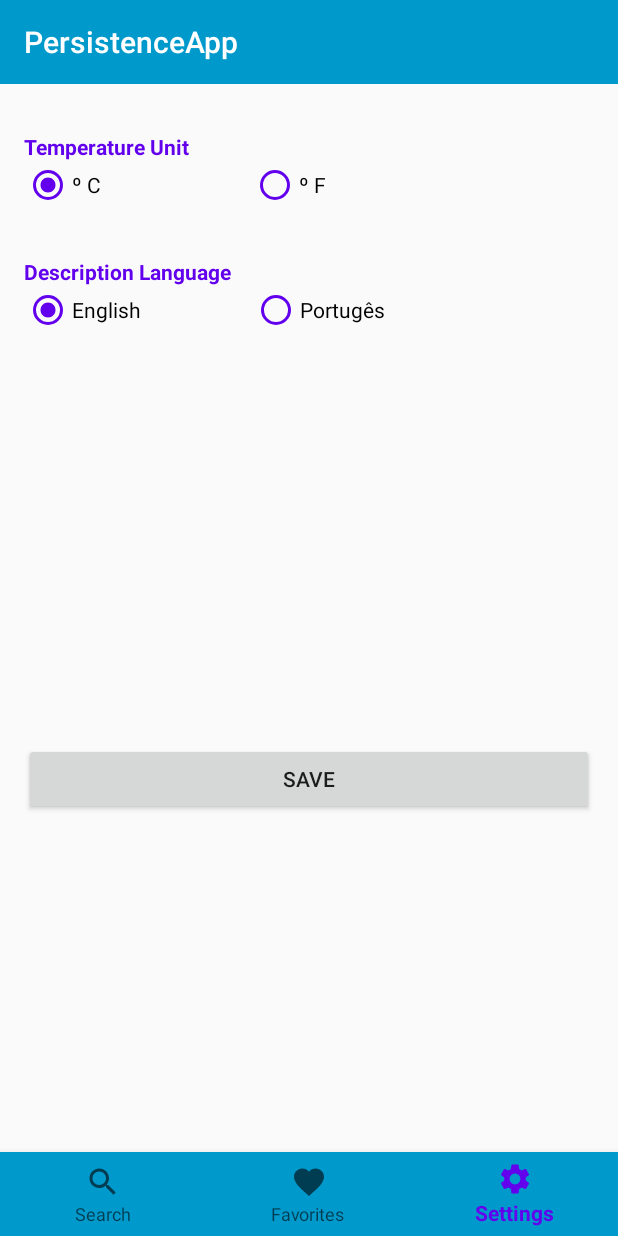
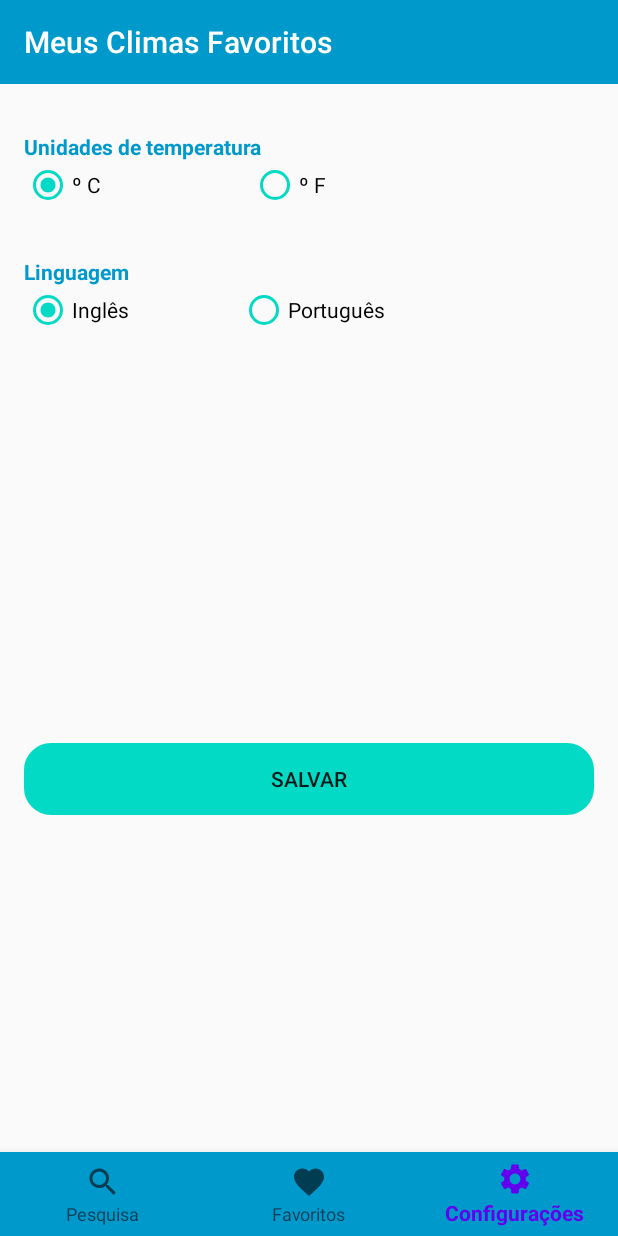
Before and after one commit to renatac/ExercisePersistenceAndNetwork, an Android app: the SettingsFragment screen opened through its navigation route, on a phone screen of 412 x 824 dp. Run offline under Robolectric (Android 15) with nearby library versions, the phone set to English and light mode, and no system bars; our stand-ins replace Room's generated code, navigation-ui; pictures from the network do not load.

Commit message:
Modifications 7

```diff
--- a/app/src/main/java/com/example/persistenceapp/ui/activities/MainActivity.kt
+++ b/app/src/main/java/com/example/persistenceapp/ui/activities/MainActivity.kt
@@ -13,7 +13,6 @@ class MainActivity : BaseActivity() {
 
     companion object {
         const val MODEL_ELEMENT = "MODEL_ELEMENT"
-        const val SAVED_ELEMENTS_LIST = "SAVED_ELEMENTS_LIST"
         const val TYPED_CITY = "TYPED_CITY"
     }
 
--- a/app/src/main/java/com/example/persistenceapp/ui/fragments/SearchFragment.kt
+++ b/app/src/main/java/com/example/persistenceapp/ui/fragments/SearchFragment.kt
@@ -9,7 +9,6 @@ import android.os.Build
 import android.os.Bundle
 import android.text.Editable
 import android.text.TextWatcher
-import android.util.Log
 import android.view.LayoutInflater
 import android.view.View
 import android.view.ViewGroup
@@ -36,7 +35,7 @@ import retrofit2.Response
 
 class SearchFragment : Fragment(), View.OnClickListener, TextWatcher {
 
-    private lateinit var prefs : SharedPreferences
+    private lateinit var prefs: SharedPreferences
     private var typedCity = ""
 
     private lateinit var searchAdapter: SearchAdapter
@@ -44,6 +43,8 @@ class SearchFragment : Fragment(), View.OnClickListener, TextWatcher {
 
     private var db: MyWeatherAppDatabase? = null
     private lateinit var list: MutableList<CitySearchDatabase>
+
+    private var isRecreated: Boolean = false
 
     override fun onCreateView(
         inflater: LayoutInflater,
@@ -57,6 +58,9 @@ class SearchFragment : Fragment(), View.OnClickListener, TextWatcher {
 
     override fun onViewCreated(view: View, savedInstanceState: Bundle?) {
         super.onViewCreated(view, savedInstanceState)
+
+        isRecreated = true
+        et_search.addTextChangedListener(this)
 
         //context é o contexto da activity e applicationContext é o contexto da aplicação
         prefs = view.context.getSharedPreferences("my_search_prefs", Context.MODE_PRIVATE)
@@ -102,24 +106,12 @@ class SearchFragment : Fragment(), View.OnClickListener, TextWatcher {
             (recyclerView.adapter as SearchAdapter).addItems(elements)
             recyclerView.layoutManager = LinearLayoutManager(context)
         }
-
-//        if (savedInstanceState != null && savedInstanceState.getParcelableArrayList<Element>(SAVED_ELEMENTS_LIST) != null) {
-//            elements = savedInstanceState
-//                .getParcelableArrayList<Element>(SAVED_ELEMENTS_LIST) as MutableList<Element>
-//            (recyclerView.adapter as SearchAdapter).addItems(elements)
-//            recyclerView.layoutManager = LinearLayoutManager(context)
-//        }
-
-        et_search.addTextChangedListener(this)
     }
 
-//    override fun onSaveInstanceState(outState: Bundle) {
-//        super.onSaveInstanceState(outState)
-//        elements?.let {
-//            it as ArrayList<Element>
-//            outState.putParcelableArrayList(SAVED_ELEMENTS_LIST, java.util.ArrayList<Element>(it))
-//        }
-//    }
+    override fun onStart() {
+        super.onStart()
+        isRecreated = false
+    }
 
     private fun viewDetailcallback(element: Element) {
         val intent = Intent(context, DetailsActivity::class.java)
@@ -129,14 +121,11 @@ class SearchFragment : Fragment(), View.OnClickListener, TextWatcher {
 
     private fun onFavoriteItemClickListener(idNumber: Long) {
 
-        progressBar.visibility = View.VISIBLE
-
         val service = OpenWeatherManager().getOpenWeatherService()
 
         val call = service.getCityWeather(idNumber)
         call.enqueue(object : Callback<City> {
             override fun onResponse(call: Call<City>, response: Response<City>) {
-                progressBar.visibility = View.GONE
                 when (response.isSuccessful) {
                     true -> {
                         val city = response.body()
@@ -198,11 +187,10 @@ class SearchFragment : Fragment(), View.OnClickListener, TextWatcher {
 
     override fun onClick(v: View?) {
 
-        saveInSharedPreference()
 
         when (view?.context?.let { isConnectivityAvailable(it) }) {
 
-                true -> {
+            true -> {
 
                 //Glide é um framework pra loading de forma assíncrona.
                 val city = et_search.text.toString()
@@ -210,20 +198,17 @@ class SearchFragment : Fragment(), View.OnClickListener, TextWatcher {
                 val service = OpenWeatherManager().getOpenWeatherService()
 
                 val callFindTemperature = service.findTemperatures(city)
-                progressBar.visibility = View.VISIBLE
 
                 callFindTemperature.enqueue(object : Callback<Root> {
                     override fun onResponse(call: Call<Root>, response: Response<Root>) {
-                        progressBar.visibility = View.GONE
-
                         when (response.isSuccessful()) {
                             true -> {
                                 val root = response.body()
 
-                                //Deleta item a item da Lista de CitySearchDatabase
-                                list?.forEach { citySearchDatabase ->
-                                    db?.cityDatabaseDao()?.deleteAllSearchDatabase(citySearchDatabase)
-                                }
+                                typedCity = et_search.text.toString()
+                                saveInSharedPreference(typedCity)
+
+                                deleteAllSearchDatabase()
 
                                 elements = mutableListOf()
                                 val citySearchDatabaseList = mutableListOf<CitySearchDatabase>()
@@ -252,27 +237,39 @@ class SearchFragment : Fragment(), View.OnClickListener, TextWatcher {
                                 (recyclerView.adapter as SearchAdapter).addItems(elements)
                                 recyclerView.layoutManager = LinearLayoutManager(context)
 
+                                progressBar.visibility = View.GONE
+                                recyclerView.visibility = View.VISIBLE
+
                             }
 
                             false -> {
+                                progressBar.visibility = View.GONE
                                 tv_error_feedback.text = getString(R.string.txt_error_feedback)
                             }
                         }
                     }
 
                     override fun onFailure(call: Call<Root>, t: Throwable) {
-                        Log.e("HSS", "There is an error: ${t.message}")
+                        progressBar.visibility = View.GONE
+                        tv_error_feedback.text = getString(R.string.txt_error_feedback)
                     }
                 })
             }
             false -> {
+                progressBar.visibility = View.GONE
                 Toast.makeText(view?.context, getText(R.string.offline), Toast.LENGTH_LONG).show()
             }
         }
     }
 
     override fun afterTextChanged(s: Editable?) {
-        tv_error_feedback.text = ""
+        if (!isRecreated) {
+            typedCity = ""
+            tv_error_feedback.text = ""
+            recyclerView.visibility = View.GONE
+            deleteAllSearchDatabase()
+            saveInSharedPreference("")
+        }
     }
 
     override fun beforeTextChanged(s: CharSequence?, start: Int, count: Int, after: Int) {
@@ -281,12 +278,18 @@ class SearchFragment : Fragment(), View.OnClickListener, TextWatcher {
     override fun onTextChanged(s: CharSequence?, start: Int, before: Int, count: Int) {
     }
 
-    private fun saveInSharedPreference() {
-        typedCity = et_search.text.toString()
+    private fun deleteAllSearchDatabase() {
+        //Deleta item a item da Lista de CitySearchDatabase
+        list?.forEach { citySearchDatabase ->
+            db?.cityDatabaseDao()?.deleteAllSearchDatabase(citySearchDatabase)
+        }
+    }
+
+    private fun saveInSharedPreference(str: String) {
         //Vai salvar os dados no SharedPreferences
         val editor = prefs?.edit()
         editor?.apply {
-            putString(MainActivity.TYPED_CITY, typedCity)
+            putString(MainActivity.TYPED_CITY, str)
             apply()
         }
     }
--- a/app/src/main/java/com/example/persistenceapp/ui/fragments/SettingsFragment.kt
+++ b/app/src/main/java/com/example/persistenceapp/ui/fragments/SettingsFragment.kt
@@ -1,6 +1,7 @@
 package com.example.persistenceapp.ui.fragments
 
 import android.content.Context
+import android.content.Intent
 import android.content.SharedPreferences
 import android.os.Bundle
 import android.view.LayoutInflater
@@ -8,15 +9,22 @@ import android.view.View
 import android.view.ViewGroup
 import android.widget.RadioButton
 import android.widget.RadioGroup
+import android.widget.Toast
 import androidx.fragment.app.Fragment
 import com.example.persistenceapp.R
+import com.example.persistenceapp.ui.activities.MainActivity
 import kotlinx.android.synthetic.main.fragment_settings.*
+import java.util.*
 
 class SettingsFragment : Fragment() {
 
-    private lateinit var prefs : SharedPreferences
+    lateinit var settingsPrefs : SharedPreferences
     private lateinit var rgTemperature : RadioGroup
     private lateinit var rgLanguage : RadioGroup
+
+    private lateinit var locale: Locale
+    private var currentLanguage = "en"
+    var currentLang: String? = null
 
     private lateinit var rbCelsius : RadioButton
     private lateinit var rbF : RadioButton
@@ -39,7 +47,7 @@ class SettingsFragment : Fragment() {
         super.onViewCreated(view, savedInstanceState)
 
         //context é o contexto da activity e applicationContext é o contexto da aplicação
-        prefs = view.context.getSharedPreferences("my_weather_prefs", Context.MODE_PRIVATE)
+        settingsPrefs = view.context.getSharedPreferences("my_weather_prefs", Context.MODE_PRIVATE)
 
         btnSave.setOnClickListener {
             onSavedClicked(it)
@@ -50,8 +58,9 @@ class SettingsFragment : Fragment() {
         rbEnglish= view.findViewById(R.id.rb_english)
         rbPortuguese = view.findViewById(R.id.rb_portuguese)
 
-        language = prefs?.getString("language", "EN").toString()
-        temperatureUnit = prefs?.getString("temperature_unit", "C").toString()
+        language = settingsPrefs?.getString("language", "en").toString()
+        currentLanguage = language.toLowerCase()
+        temperatureUnit = settingsPrefs?.getString("temperature_unit", "C").toString()
 
         when(temperatureUnit){
             "C" -> rbCelsius.isChecked = true
@@ -59,8 +68,8 @@ class SettingsFragment : Fragment() {
         }
 
         when(language){
-            "EN" -> rbEnglish.isChecked = true
-            "PT" -> rbPortuguese.isChecked = true
+            "en" -> rbEnglish.isChecked = true
+            "" -> rbPortuguese.isChecked = true
         }
 
         rgTemperature = view.findViewById(R.id.rg_temperature_unit)
@@ -82,8 +91,12 @@ class SettingsFragment : Fragment() {
 
             if(radioButton.isChecked){
                 when(radioButton.id){
-                    R.id.rb_english -> language = "EN"
-                    R.id.rb_portuguese -> language = "PT"
+                    R.id.rb_english -> {
+                        language = "en"
+                    }
+                    R.id.rb_portuguese -> {
+                        language = ""
+                    }
                 }
             }
         }
@@ -91,11 +104,33 @@ class SettingsFragment : Fragment() {
 
     protected fun onSavedClicked(view: View){
         //Vai salvar os dados no SharedPreferences
-        val editor = prefs?.edit()
+        val editor = settingsPrefs?.edit()
         editor?.apply {
             putString("temperature_unit", temperatureUnit)
             putString("language", language)
             apply()
         }
+        setLocale(language)
+    }
+
+    @Suppress("DEPRECATION")
+    private fun setLocale(localeName: String) {
+        if (localeName != currentLanguage) {
+            locale = Locale(localeName)
+            val res = resources
+            val dm = res.displayMetrics
+            val conf = res.configuration
+            conf.locale = locale
+            res.updateConfiguration(conf, dm)
+            val refresh = Intent(
+                context,
+                MainActivity::class.java
+            )
+            refresh.putExtra(currentLang, localeName)
+            startActivity(refresh)
+        } else {
+            Toast.makeText(
+                context, getString(R.string.toast_lg_already_selected), Toast.LENGTH_SHORT).show()
+        }
     }
 }
--- a/app/src/main/res/layout/fragment_search.xml
+++ b/app/src/main/res/layout/fragment_search.xml
@@ -34,7 +34,7 @@
             android:layout_height="wrap_content"
             android:layout_marginTop="@dimen/dim_8dp"
             android:layout_weight="0.3"
-            android:background="@drawable/btn_oval_shape"
+            android:background="@drawable/btn_shape"
             android:textColor="@color/black"
             android:text="@string/btn_search" />
 
--- a/app/src/main/res/layout/fragment_settings.xml
+++ b/app/src/main/res/layout/fragment_settings.xml
@@ -12,7 +12,7 @@
         android:layout_width="wrap_content"
         android:layout_height="wrap_content"
         android:text="@string/title_temperature_unit"
-        android:textColor="@color/purple_500"
+        android:textColor="@color/holo_blue_dark"
         android:textStyle="bold"
         android:layout_marginTop="@dimen/dim_32dp"
         android:layout_marginStart="@dimen/dim_16dp"
@@ -31,7 +31,7 @@
             android:id="@+id/rb_c"
             android:layout_width="wrap_content"
             android:layout_height="wrap_content"
-            android:buttonTint="@color/purple_500"
+            android:buttonTint="@color/teal_200"
             android:text="@string/bg_label_c" />
 
         <RadioButton
@@ -39,7 +39,7 @@
             android:layout_width="wrap_content"
             android:layout_height="wrap_content"
             android:layout_marginStart="@dimen/dim_100dp"
-            android:buttonTint="@color/purple_500"
+            android:buttonTint="@color/teal_200"
             android:text="@string/bg_label_f" />
 
     </RadioGroup>
@@ -49,7 +49,7 @@
         android:layout_width="match_parent"
         android:layout_height="wrap_content"
         android:text="@string/label_description_language"
-        android:textColor="@color/purple_500"
+        android:textColor="@color/holo_blue_dark"
         android:textStyle="bold"
         android:layout_marginTop="@dimen/dim_32dp"
         android:layout_marginStart="@dimen/dim_16dp"
@@ -68,7 +68,7 @@
             android:id="@+id/rb_english"
             android:layout_width="wrap_content"
             android:layout_height="wrap_content"
-            android:buttonTint="@color/purple_500"
+            android:buttonTint="@color/teal_200"
             android:text="@string/rb_label_english"/>
 
         <RadioButton
@@ -76,7 +76,7 @@
             android:layout_width="wrap_content"
             android:layout_height="wrap_content"
             android:layout_marginStart="@dimen/dim_74dp"
-            android:buttonTint="@color/purple_500"
+            android:buttonTint="@color/teal_200"
             android:text="@string/bg_label_portuges"/>
 
     </RadioGroup>
@@ -89,6 +89,7 @@
         android:layout_marginTop="@dimen/dim_48dp"
         android:layout_marginEnd="@dimen/dim_16dp"
         android:text="@string/btn_save"
+        android:background="@drawable/btn_shape"
         app:layout_constraintEnd_toEndOf="parent"
         app:layout_constraintStart_toStartOf="parent"
         app:layout_constraintBottom_toBottomOf="parent"
--- a/app/src/main/res/values-round/strings.xml
+++ /dev/null
@@ -1,3 +0,0 @@
-<resources>
-    <string name="hello_world">Hello Round World!</string>
-</resources>
--- a/app/src/main/res/values/strings.xml
+++ b/app/src/main/res/values/strings.xml
@@ -1,30 +1,32 @@
 <resources>
-    <string name="app_name">PersistenceApp</string>
+    <string name="app_name">Meus Climas Favoritos</string>
 
     <!-- Search Fragment-->
-    <string name="title_search">Search</string>
-    <string name="hint_city_name">City name</string>
-    <string name="btn_search">Search</string>
-    <string name="offline">You are offline</string>
-    <string name="txt_error_feedback">This city was not found. Write another one please!</string>
-    <string name="txt_favorite_error_feedback">The city was not found so favorites cannot be added. Write another one please!</string>
-    <string name="city_added_to_favorites">%s has been added to favorites.</string>
+    <string name="title_search">Pesquisa</string>
+    <string name="hint_city_name">Nome da Cidade</string>
+    <string name="btn_search">Buscar</string>
+    <string name="offline">Você está desconectado</string>
+    <string name="txt_error_feedback">A cidade não foi encontrada. Escreva outra por favor!</string>
+    <string name="txt_favorite_error_feedback">A cidade não pode ser adicionada aos favoritos. Escreva outra por favor!</string>
+    <string name="city_added_to_favorites">%s foi adicionada aos favoritos.</string>
 
     <!-- Favorites Fragment-->
-    <string name="title_favorites">Favorites</string>
-    <string name="label_city">City:</string>
-    <string name="label_country">Country:</string>
+    <string name="title_favorites">Favoritos</string>
+    <string name="label_city">Cidade:</string>
+    <string name="label_country">País:</string>
     <string name="label_id">ID:</string>
-    <string name="label_main_weather">Weather:</string>
-    <string name="txt_empty_favorites_list">Empty Favorites List</string>
+    <string name="label_main_weather">Clima:</string>
+    <string name="txt_empty_favorites_list">Lista de favoritos vazio</string>
 
     <!-- Settings Fragment-->
-    <string name="title_settings">Settings</string>
-    <string name="title_temperature_unit">Temperature Unit</string>
-    <string name="btn_save">Save</string>
-    <string name="rb_label_english">English</string>
-    <string name="bg_label_portuges">Portugês</string>
+    <string name="title_settings">Configurações</string>
+    <string name="title_temperature_unit">Unidades de temperatura</string>
+    <string name="btn_save">Salvar</string>
+    <string name="rb_label_english">Inglês</string>
+    <string name="bg_label_portuges">Português</string>
     <string name="bg_label_c">º C</string>
     <string name="bg_label_f">º F</string>
-    <string name="label_description_language">Description Language</string>
+    <string name="label_description_language">Linguagem</string>
+    <string name="toast_lg_already_selected">A Linguagem já estava selecionada.</string>
+
 </resources>
```
Also changed, not shown: app/src/main/res/drawable/btn_shape.xml (renamed from app/src/main/res/drawable/btn_oval_shape.xml), 1 other file.
